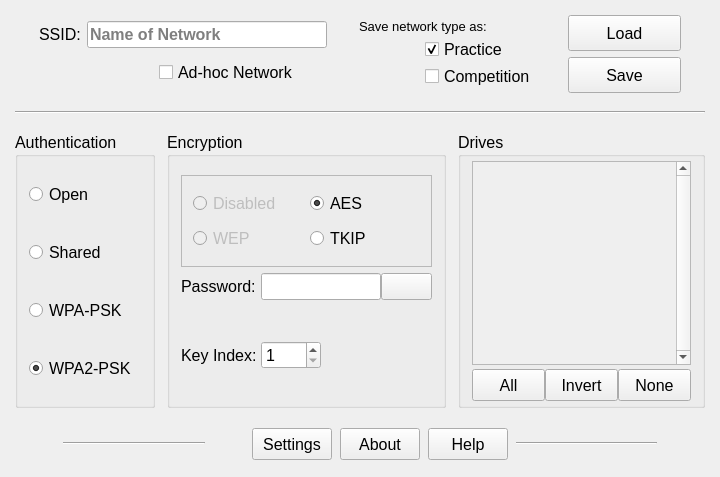
Before: the Qt Designer form configwindow.ui in OlyCow/drive-configer, drawn with Qt 5.
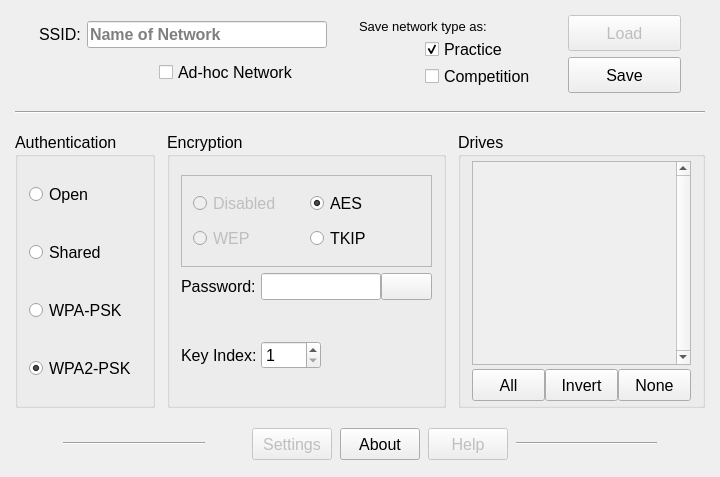
After: the same form once the commit is applied. Icons and pictures are not drawn.

Commit message: disabled some buttons

Diff of the .ui file:
```diff
--- a/configwindow.ui
+++ b/configwindow.ui
@@ -584,6 +584,9 @@
       </item>
       <item>
        <widget class="QPushButton" name="pushButton">
+        <property name="enabled">
+         <bool>false</bool>
+        </property>
         <property name="minimumSize">
          <size>
           <width>0</width>
@@ -610,6 +613,9 @@
       </item>
       <item>
        <widget class="QPushButton" name="pushButton_help">
+        <property name="enabled">
+         <bool>false</bool>
+        </property>
         <property name="minimumSize">
          <size>
           <width>0</width>
@@ -787,6 +793,9 @@
        <layout class="QVBoxLayout" name="layout_actions">
         <item>
          <widget class="QPushButton" name="pushButton_load">
+          <property name="enabled">
+           <bool>false</bool>
+          </property>
           <property name="minimumSize">
            <size>
             <width>0</width>
```
Left out of the diff: 9 changed lines with no effect on the pictures.
